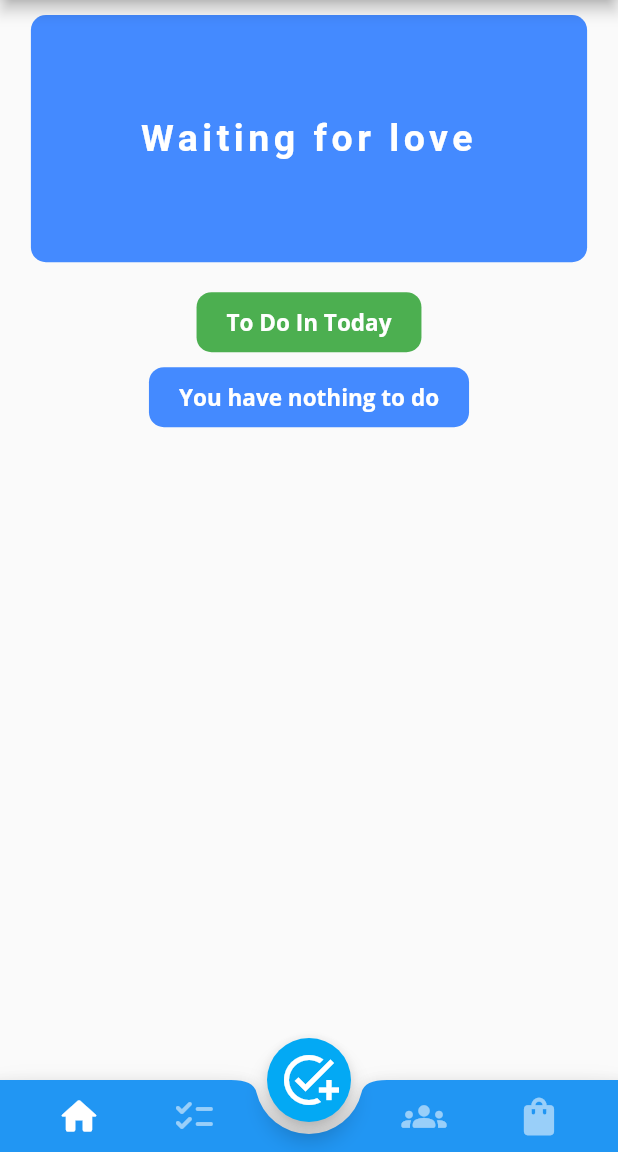
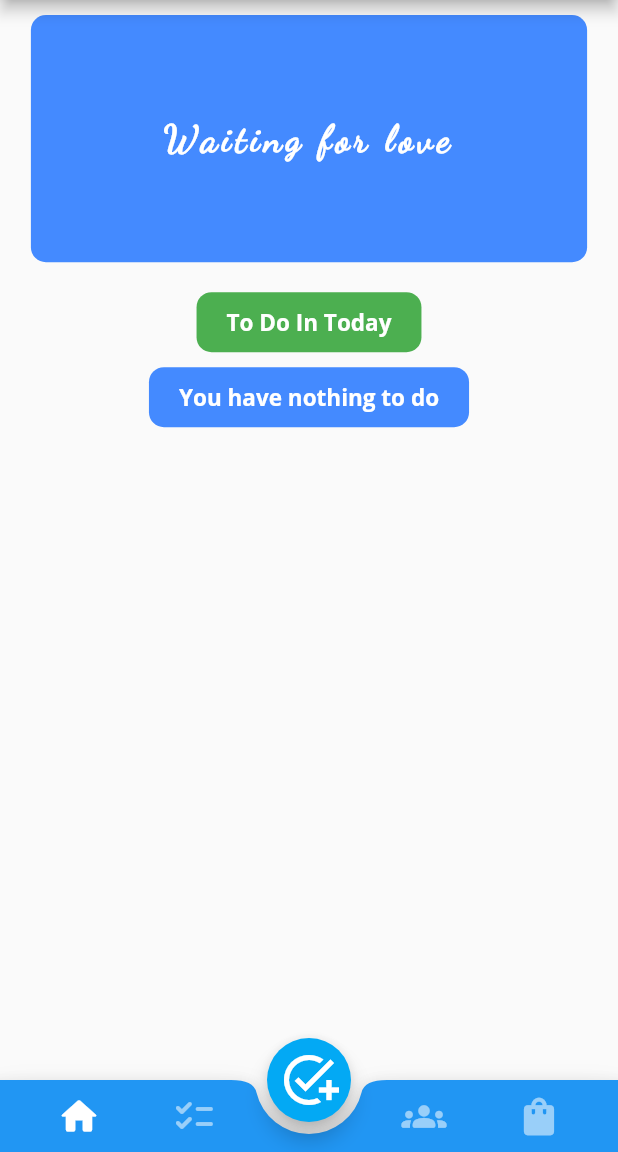
Before and after one commit to SilentCatD/CheckBird, a Flutter app: the screen it shows once a user with an empty profile is signed in, on a phone screen of 412 x 824 dp, the part 84-1236 px from its top. Run offline on Flutter 3.47's test engine with Material 2 defaults, Android fonts, the phone set to English and light mode, and no system bars; our stand-ins replace awesome_notifications, chewie, cloud_firestore, date_time_picker, firebase_auth, firebase_core and 10 more; missing offline and left inert: flutter_material_color_picker, ntp; accounts and stored records are empty; network calls fail.

Commit message:
Change font quote, Group Widget in HomeScreen

```diff
--- a/lib/screens/home/home_screen.dart
+++ b/lib/screens/home/home_screen.dart
@@ -1,14 +1,19 @@
 import 'package:awesome_notifications/awesome_notifications.dart';
+import 'package:check_bird/screens/home/widgets/group_item.dart';
+import 'package:check_bird/screens/home/widgets/group_list.dart';
 import 'package:check_bird/screens/home/widgets/list_todo_today.dart';
 import 'package:check_bird/screens/home/widgets/quotes.dart';
 import 'package:check_bird/screens/task/widgets/show_date.dart';
+import 'package:check_bird/services/authentication.dart';
 import 'package:check_bird/widgets/focus/focus_widget.dart';
 import 'package:flutter/material.dart';
+import 'package:flutter/rendering.dart';
 
 class HomeScreen extends StatefulWidget {
   static const routeName = '/home-screen';
 
-  const HomeScreen({Key? key}) : super(key: key);
+  const HomeScreen({Key? key, this.changeTab}) : super(key: key);
+  final void Function(int index)? changeTab;
 
   @override
   _HomeScreenState createState() => _HomeScreenState();
@@ -61,6 +66,7 @@ class _HomeScreenState extends State<HomeScreen> {
 
   @override
   Widget build(BuildContext context) {
+    Size size = MediaQuery.of(context).size;
     return Scaffold(
       appBar: AppBar(
         leading: IconButton(
@@ -86,10 +92,15 @@ class _HomeScreenState extends State<HomeScreen> {
       ),
       body: SingleChildScrollView(
         child: Column(
-          mainAxisAlignment: MainAxisAlignment.center,
-          crossAxisAlignment: CrossAxisAlignment.center,
           children: [
             const QuotesAPI(),
+            if(Authentication.user != null) Container(
+                margin: const EdgeInsets.only(
+                  left: 10,
+                ),
+                height: size.height * 0.17,
+                child: GroupList(changeTab: widget.changeTab!),
+              ),
             const ShowDate(text: "To Do In Today"),
             ToDoListToday(today: DateTime.now())
           ],
--- a/lib/screens/main_navigator/main_navigator_screen.dart
+++ b/lib/screens/main_navigator/main_navigator_screen.dart
@@ -17,13 +17,24 @@ class MainNavigatorScreen extends StatefulWidget {
 }
 
 class _MainNavigatorScreenState extends State<MainNavigatorScreen> {
-  final List<Widget> _screen = const [
-    HomeScreen(),
-    TaskScreen(),
-    GroupScreen(),
-    ShopScreen(),
-  ];
+  late List<Widget> _screen;
 
+  @override
+  void initState() {
+    // TODO: implement initState
+    super.initState();
+    _screen = [
+      HomeScreen(changeTab: changeTag),
+      const TaskScreen(),
+      const GroupScreen(),
+      const ShopScreen(),
+    ];
+  }
+  void changeTag(int index){
+    setState(() {
+      _selectedScreenIndex = index;
+    });
+  }
   int _selectedScreenIndex = 0;
 
   Widget _buildTabItem({required int index, required Icon icon}) {
--- a/pubspec.yaml
+++ b/pubspec.yaml
@@ -120,6 +120,9 @@ flutter:
   # For details regarding fonts from package dependencies,
   # see https://flutter.dev/custom-fonts/#from-packages
   fonts:
+    - family: DancingScript
+      fonts:
+        - asset: assets/fonts/DancingScript-Regular.ttf
     - family: Engagement
       fonts:
         - asset: assets/fonts/Engagement-Regular.ttf
```
Also changed, not shown: lib/screens/home/widgets/group_item.dart (added, +43 -0 lines), lib/screens/home/widgets/group_list.dart (added, +47 -0 lines), lib/screens/home/widgets/group_more.dart (added, +39 -0 lines), assets/fonts/DancingScript-Regular.ttf (added).
